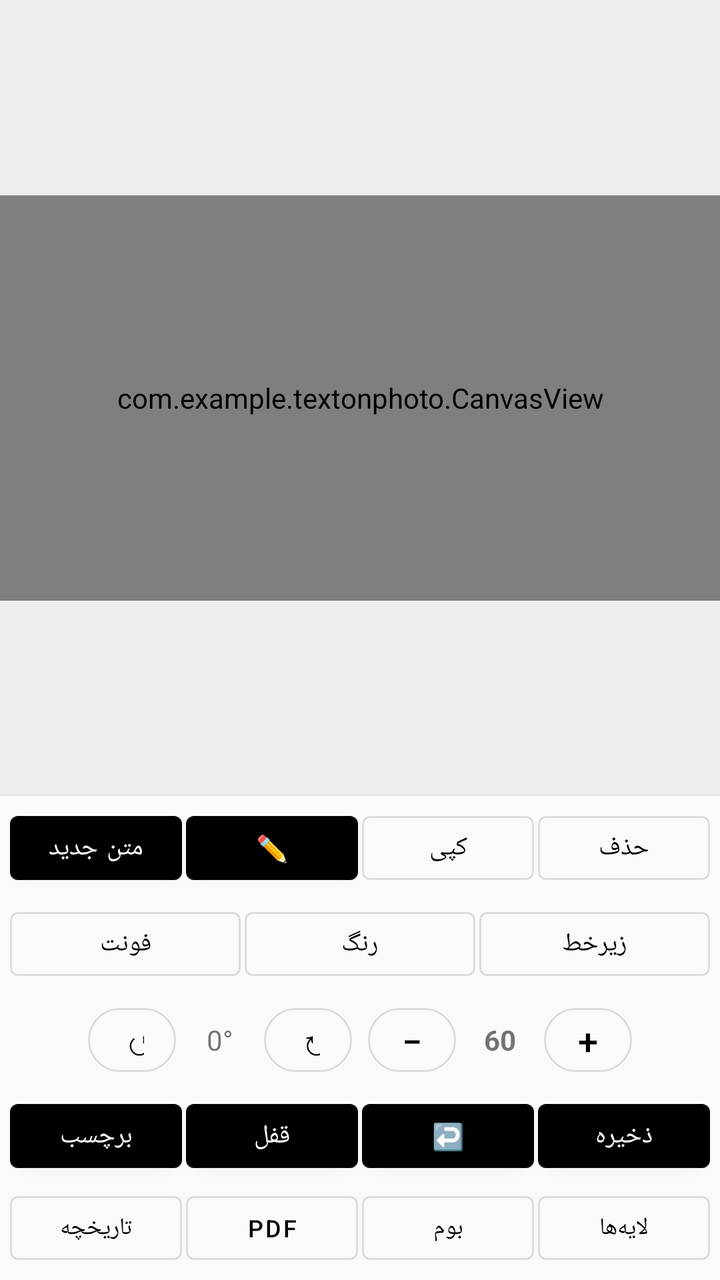
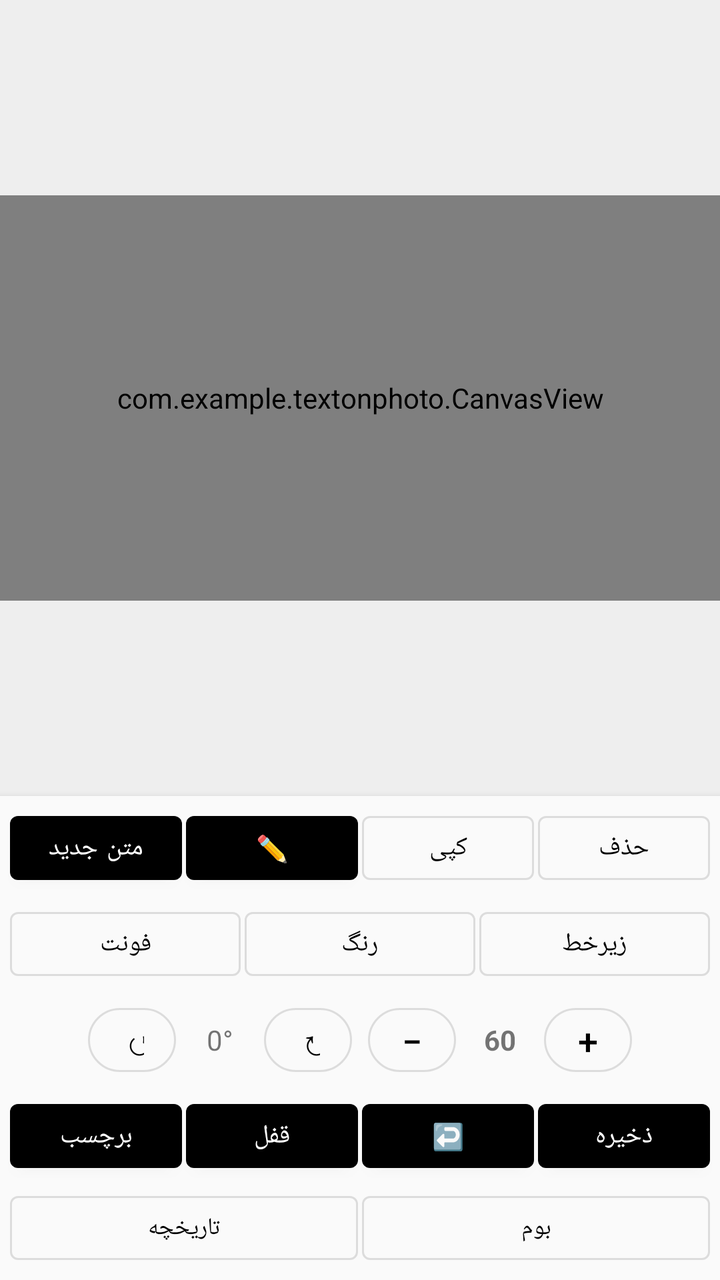

Compare the two renders of this Android layout. The source of the first and the diff that turns it into the second are given below.
<!-- AndroidManifest.xml: application theme Theme.TextOnPhoto -->
<!-- res/layout/activity_main.xml -->
<?xml version="1.0" encoding="utf-8"?>
<androidx.constraintlayout.widget.ConstraintLayout xmlns:android="http://schemas.android.com/apk/res/android"
    xmlns:app="http://schemas.android.com/apk/res-auto"
    android:layout_width="match_parent"
    android:layout_height="match_parent"
    android:background="#EEEEEE">

    <FrameLayout
        android:id="@+id/canvasContainer"
        android:layout_width="0dp"
        android:layout_height="0dp"
        app:layout_constraintTop_toTopOf="parent"
        app:layout_constraintBottom_toTopOf="@+id/buttonPanel"
        app:layout_constraintStart_toStartOf="parent"
        app:layout_constraintEnd_toEndOf="parent"
        app:layout_constraintVertical_bias="0.5"
        app:layout_constraintDimensionRatio="16:9">

        <com.example.textonphoto.CanvasView
            android:id="@+id/canvasView"
            android:layout_width="match_parent"
            android:layout_height="match_parent"
            android:background="@android:color/white" />

    </FrameLayout>

    
    <LinearLayout
        android:id="@+id/buttonPanel"
        android:layout_width="match_parent"
        android:layout_height="wrap_content"
        android:orientation="vertical"
        android:gravity="center_horizontal"
        android:padding="4dp"
        android:background="#FAFAFA"
        android:elevation="4dp"
        app:layout_constraintBottom_toBottomOf="parent"
        app:layout_constraintStart_toStartOf="parent"
        app:layout_constraintEnd_toEndOf="parent">

        
        <LinearLayout
            android:layout_width="match_parent"
            android:layout_height="wrap_content"
            android:gravity="center"
            android:paddingBottom="2dp">

            <com.google.android.material.button.MaterialButton
                android:id="@+id/btnAddText"
                style="@style/Widget.MaterialComponents.Button"
                android:layout_width="0dp" android:layout_height="44dp" android:layout_weight="1"
                android:text="متن جدید" android:textSize="13sp" android:layout_marginHorizontal="1dp" />

            <com.google.android.material.button.MaterialButton
                android:id="@+id/btnEdit"
                style="@style/Widget.MaterialComponents.Button"
                android:layout_width="0dp" android:layout_height="44dp" android:layout_weight="1"
                android:text="✏️" android:textSize="13sp" android:layout_marginHorizontal="1dp" />

            <com.google.android.material.button.MaterialButton
                android:id="@+id/btnCopy"
                style="@style/Widget.MaterialComponents.Button.OutlinedButton"
                android:layout_width="0dp" android:layout_height="44dp" android:layout_weight="1"
                android:text="کپی" android:textSize="13sp" android:layout_marginHorizontal="1dp" />

            <com.google.android.material.button.MaterialButton
                android:id="@+id/btnDelete"
                style="@style/Widget.MaterialComponents.Button.OutlinedButton"
                android:layout_width="0dp" android:layout_height="44dp" android:layout_weight="1"
                android:text="حذف" android:textSize="13sp" android:layout_marginHorizontal="1dp" />
        </LinearLayout>

        
        <LinearLayout
            android:layout_width="match_parent"
            android:layout_height="wrap_content"
            android:gravity="center"
            android:paddingVertical="2dp">

            <com.google.android.material.button.MaterialButton
                android:id="@+id/btnFont"
                style="@style/Widget.MaterialComponents.Button.OutlinedButton"
                android:layout_width="0dp" android:layout_height="44dp" android:layout_weight="1"
                android:text="فونت" android:textSize="13sp" android:layout_marginHorizontal="1dp" />

            <com.google.android.material.button.MaterialButton
                android:id="@+id/btnColor"
                style="@style/Widget.MaterialComponents.Button.OutlinedButton"
                android:layout_width="0dp" android:layout_height="44dp" android:layout_weight="1"
                android:text="رنگ" android:textSize="13sp" android:layout_marginHorizontal="1dp" />

            <com.google.android.material.button.MaterialButton
                android:id="@+id/btnStyle"
                style="@style/Widget.MaterialComponents.Button.OutlinedButton"
                android:layout_width="0dp" android:layout_height="44dp" android:layout_weight="1"
                android:text="زیرخط" android:textSize="13sp" android:layout_marginHorizontal="1dp" />
        </LinearLayout>

        
        <LinearLayout
            android:layout_width="match_parent"
            android:layout_height="wrap_content"
            android:gravity="center"
            android:paddingVertical="2dp">

            <com.google.android.material.button.MaterialButton
                android:id="@+id/btnRotateLeft"
                style="@style/Widget.MaterialComponents.Button.OutlinedButton"
                android:layout_width="44dp" android:layout_height="44dp"
                android:text="↺" android:textSize="18sp"
                android:layout_marginEnd="2dp" app:cornerRadius="22dp" />

            <TextView
                android:id="@+id/tvRotation"
                android:layout_width="wrap_content" android:layout_height="44dp"
                android:gravity="center" android:minWidth="40dp"
                android:text="0°" android:textSize="14sp" />

            <com.google.android.material.button.MaterialButton
                android:id="@+id/btnRotateRight"
                style="@style/Widget.MaterialComponents.Button.OutlinedButton"
                android:layout_width="44dp" android:layout_height="44dp"
                android:text="↻" android:textSize="18sp"
                android:layout_marginStart="2dp" app:cornerRadius="22dp" />

            <View android:layout_width="8dp" android:layout_height="0dp" />

            <com.google.android.material.button.MaterialButton
                android:id="@+id/btnZoomOut"
                style="@style/Widget.MaterialComponents.Button.OutlinedButton"
                android:layout_width="44dp" android:layout_height="44dp"
                android:text="−" android:textSize="18sp"
                android:layout_marginEnd="2dp" app:cornerRadius="22dp" />

            <TextView
                android:id="@+id/tvSize"
                android:layout_width="wrap_content" android:layout_height="44dp"
                android:gravity="center" android:minWidth="40dp"
                android:text="60" android:textSize="14sp" android:textStyle="bold" />

            <com.google.android.material.button.MaterialButton
                android:id="@+id/btnZoomIn"
                style="@style/Widget.MaterialComponents.Button.OutlinedButton"
                android:layout_width="44dp" android:layout_height="44dp"
                android:text="+" android:textSize="18sp"
                android:layout_marginStart="2dp" app:cornerRadius="22dp" />
        </LinearLayout>

        
        <LinearLayout
            android:layout_width="match_parent"
            android:layout_height="wrap_content"
            android:gravity="center"
            android:paddingTop="2dp">

            <com.google.android.material.button.MaterialButton
                android:id="@+id/btnSticker"
                style="@style/Widget.MaterialComponents.Button"
                android:layout_width="0dp" android:layout_height="44dp" android:layout_weight="1"
                android:text="برچسب" android:textSize="13sp" android:layout_marginHorizontal="1dp" />

            <com.google.android.material.button.MaterialButton
                android:id="@+id/btnLock"
                style="@style/Widget.MaterialComponents.Button"
                android:layout_width="0dp" android:layout_height="44dp" android:layout_weight="1"
                android:text="قفل" android:textSize="13sp" android:layout_marginHorizontal="1dp" />

            <com.google.android.material.button.MaterialButton
                android:id="@+id/btnUndo"
                style="@style/Widget.MaterialComponents.Button"
                android:layout_width="0dp" android:layout_height="44dp" android:layout_weight="1"
                android:text="↩️" android:textSize="13sp" android:layout_marginHorizontal="1dp" />

            <com.google.android.material.button.MaterialButton
                android:id="@+id/btnSave"
                style="@style/Widget.MaterialComponents.Button"
                android:layout_width="0dp" android:layout_height="44dp" android:layout_weight="1"
                android:text="ذخیره" android:textSize="13sp" android:layout_marginHorizontal="1dp" />
        </LinearLayout>

        
        <LinearLayout
            android:layout_width="match_parent"
            android:layout_height="wrap_content"
            android:gravity="center"
            android:paddingTop="2dp">

            <com.google.android.material.button.MaterialButton
                android:id="@+id/btnHistory"
                style="@style/Widget.MaterialComponents.Button.OutlinedButton"
                android:layout_width="0dp" android:layout_height="44dp" android:layout_weight="1"
                android:text="تاریخچه" android:textSize="12sp" android:layout_marginHorizontal="1dp" />

            <com.google.android.material.button.MaterialButton
                android:id="@+id/btnPdf"
                style="@style/Widget.MaterialComponents.Button.OutlinedButton"
                android:layout_width="0dp" android:layout_height="44dp" android:layout_weight="1"
                android:text="PDF" android:textSize="12sp" android:layout_marginHorizontal="1dp" />

            <com.google.android.material.button.MaterialButton
                android:id="@+id/btnCanvasSize"
                style="@style/Widget.MaterialComponents.Button.OutlinedButton"
                android:layout_width="0dp" android:layout_height="44dp" android:layout_weight="1"
                android:text="بوم" android:textSize="12sp" android:layout_marginHorizontal="1dp" />

            <com.google.android.material.button.MaterialButton
                android:id="@+id/btnLayers"
                style="@style/Widget.MaterialComponents.Button.OutlinedButton"
                android:layout_width="0dp" android:layout_height="44dp" android:layout_weight="1"
                android:text="لایه‌ها" android:textSize="12sp" android:layout_marginHorizontal="1dp" />
        </LinearLayout>
    </LinearLayout>

</androidx.constraintlayout.widget.ConstraintLayout>
<!-- resources referenced by this layout -->
<resources>
  <style name="Theme.TextOnPhoto" parent="Theme.MaterialComponents.DayNight.DarkActionBar">
          <item name="colorPrimary">#000000</item>
          <item name="colorPrimaryVariant">#000000</item>
          <item name="colorOnPrimary">@android:color/white</item>
      </style>
</resources>

<!-- the commit's change to res/layout/activity_main.xml (unified diff, before → after) -->
@@ -192,22 +192,10 @@
                 android:text="تاریخچه" android:textSize="12sp" android:layout_marginHorizontal="1dp" />
 
             <com.google.android.material.button.MaterialButton
-                android:id="@+id/btnPdf"
-                style="@style/Widget.MaterialComponents.Button.OutlinedButton"
-                android:layout_width="0dp" android:layout_height="44dp" android:layout_weight="1"
-                android:text="PDF" android:textSize="12sp" android:layout_marginHorizontal="1dp" />
-
-            <com.google.android.material.button.MaterialButton
                 android:id="@+id/btnCanvasSize"
                 style="@style/Widget.MaterialComponents.Button.OutlinedButton"
                 android:layout_width="0dp" android:layout_height="44dp" android:layout_weight="1"
                 android:text="بوم" android:textSize="12sp" android:layout_marginHorizontal="1dp" />
-
-            <com.google.android.material.button.MaterialButton
-                android:id="@+id/btnLayers"
-                style="@style/Widget.MaterialComponents.Button.OutlinedButton"
-                android:layout_width="0dp" android:layout_height="44dp" android:layout_weight="1"
-                android:text="لایه‌ها" android:textSize="12sp" android:layout_marginHorizontal="1dp" />
         </LinearLayout>
     </LinearLayout>
 
